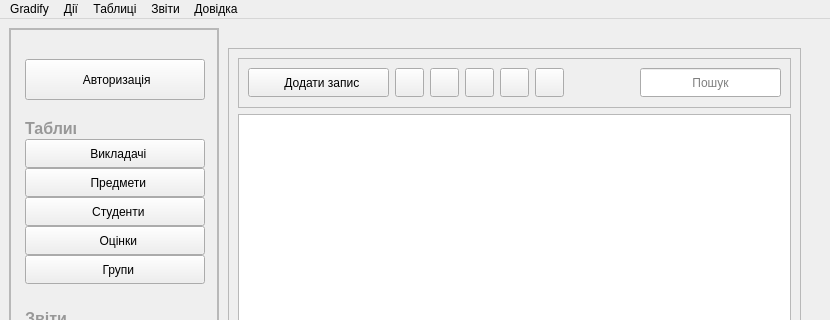
This is src/mainwindow.ui in MikeostCorp/Gradify as Qt 5 draws it before an edit; both pictures show x 0 to 830 and y 0 to 320 of the 830 by 580 pixel window. The edited form follows.
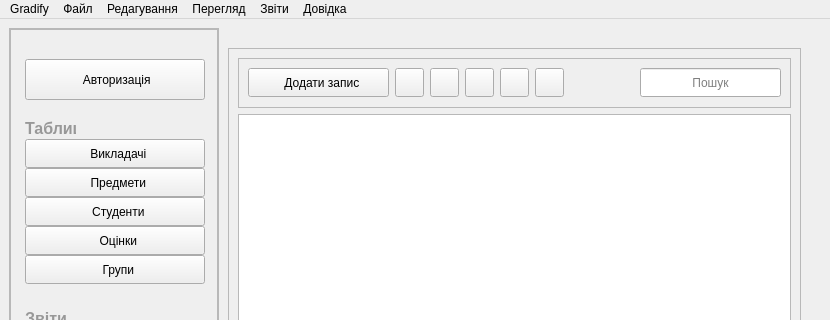
This is the edited form. Icons and pictures are not drawn. Custom widgets are drawn as their Qt base class.

```diff
--- a/src/mainwindow.ui
+++ b/src/mainwindow.ui
@@ -1166,7 +1166,7 @@
    </property>
    <widget class="QMenu" name="menuTables">
     <property name="title">
-     <string>Таблиці</string>
+     <string>Перегляд</string>
     </property>
     <addaction name="openStudTabAction"/>
     <addaction name="openTeachTabAction"/>
@@ -1185,14 +1185,6 @@
     <addaction name="groupsReportAction"/>
     <addaction name="subjectsReportAction"/>
    </widget>
-   <widget class="QMenu" name="menuWork">
-    <property name="title">
-     <string>Дії</string>
-    </property>
-    <addaction name="addRowAction"/>
-    <addaction name="deleteRowAction"/>
-    <addaction name="editRowAction"/>
-   </widget>
    <widget class="QMenu" name="menuManual">
     <property name="title">
      <string>Довідка</string>
@@ -1205,7 +1197,30 @@
     </property>
     <addaction name="about"/>
    </widget>
+   <widget class="QMenu" name="menu">
+    <property name="title">
+     <string>Файл</string>
+    </property>
+    <widget class="QMenu" name="menu_2">
+     <property name="title">
+      <string>Экспортувати як</string>
+     </property>
+     <addaction name="actionCSV"/>
+     <addaction name="actionTXT"/>
+    </widget>
+    <addaction name="menu_2"/>
+   </widget>
+   <widget class="QMenu" name="menuWork">
+    <property name="title">
+     <string>Редагування</string>
+    </property>
+    <addaction name="addRowAction"/>
+    <addaction name="deleteRowAction"/>
+    <addaction name="editRowAction"/>
+    <addaction name="separator"/>
+   </widget>
    <addaction name="menuGeneral"/>
+   <addaction name="menu"/>
    <addaction name="menuWork"/>
    <addaction name="menuTables"/>
    <addaction name="menuReport"/>
```
Left out of the diff: 51 changed lines with no effect on the pictures.
